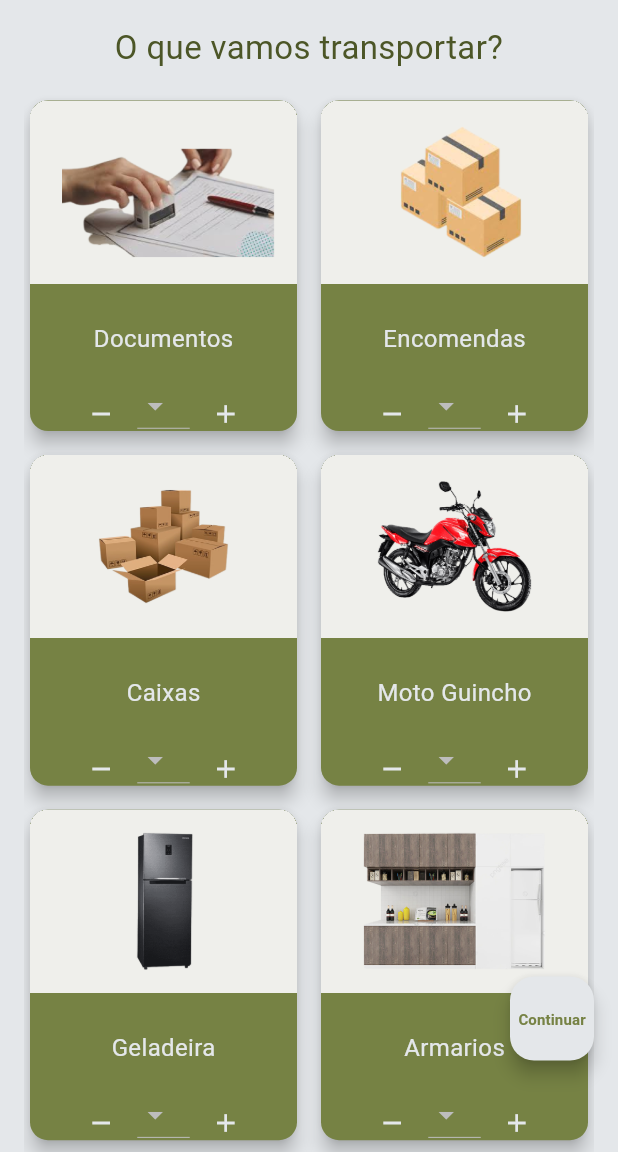
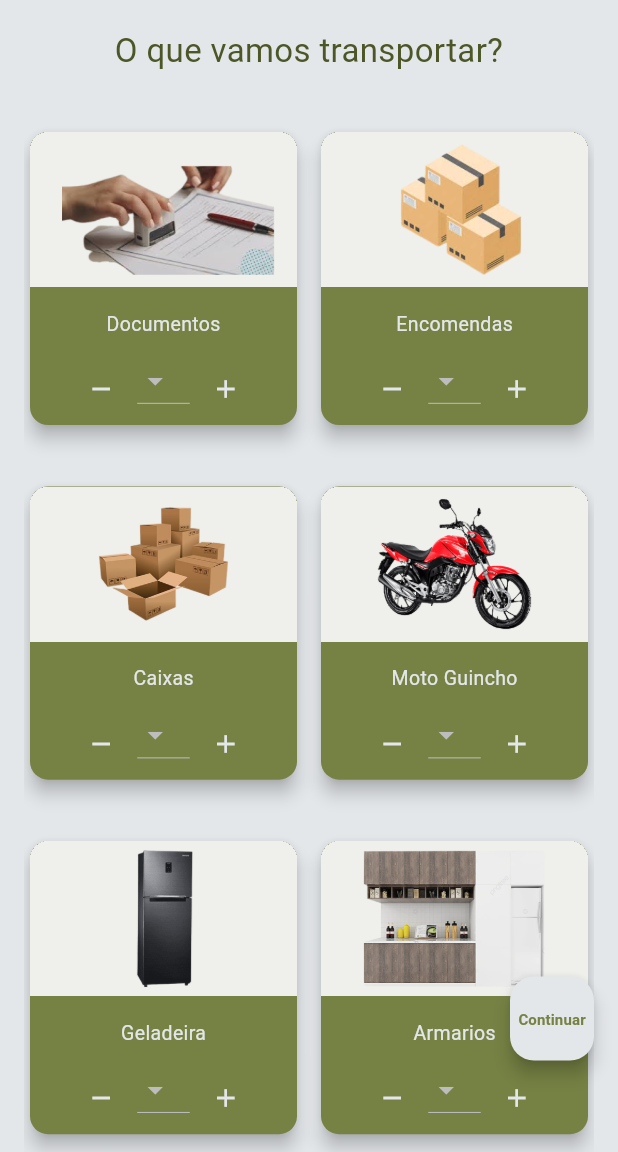
Before and after one commit to MiguelNobreFrederico/David_transportes, a Flutter app: the screen it shows after launch, on a phone screen of 412 x 824 dp, the part 84-1236 px from its top. Run offline on Flutter 3.47's test engine with Material 3 defaults, Android fonts, the light colour scheme and no system bars; missing offline and left inert: dart:html; Roboto replaces fonts that are missing (MPLUSRounded1c).

Commit message:
mudando tamanho da tela

```diff
--- a/lib/components/carga_item.dart
+++ b/lib/components/carga_item.dart
@@ -17,23 +17,26 @@ class CargaItem extends StatelessWidget {
       elevation: 5,
       child: Column(
         children: <Widget>[
-          Image(
+          Expanded(
+            child: Image(
               height: 122,
               width: double.infinity,
               image: AssetImage(imageURI),
               fit: BoxFit.cover,
             ),
+          ),
           Padding(
-            padding: const EdgeInsets.only(top: 25),
+            padding: const EdgeInsets.only(top: 15),
+            child: Expanded(
               child: Column(
                 crossAxisAlignment: CrossAxisAlignment.center,
                 children: [
                   Padding(
-                  padding: const EdgeInsets.only(bottom: 15),
+                    padding: const EdgeInsets.only(bottom: 10),
                     child: Text(
                       itemTitle,
                       style: TextStyle(
-                        fontSize: 16, color: AppColors.backGraundColor),
+                          fontSize: 13, color: AppColors.backGraundColor),
                     ),
                   ),
                   QuantitySelector(
@@ -42,6 +45,7 @@ class CargaItem extends StatelessWidget {
                 ],
               ),
             ),
+          ),
         ],
       ),
     );
--- a/lib/screens/carga_screen.dart
+++ b/lib/screens/carga_screen.dart
@@ -11,12 +11,12 @@ class CargaScreen extends StatelessWidget {
     const List items = carga;
 
     return Padding(
-      padding: const EdgeInsets.fromLTRB(16.0, 16.0, 16.0, 0.0),
+      padding: const EdgeInsets.fromLTRB(16.0, 18.0, 16.0, 0.0),
       child: CustomScrollView(
         slivers: <Widget>[
           SliverToBoxAdapter(
             child: Padding(
-              padding: const EdgeInsets.only(bottom: 16.0),
+              padding: const EdgeInsets.only(bottom: 35.0),
               child: Text(
                 "O que vamos transportar?",
                 style: TextStyle(
@@ -30,9 +30,12 @@ class CargaScreen extends StatelessWidget {
           SliverGrid(
             delegate: SliverChildBuilderDelegate(
               (context, index) {
-                return CargaItem(
-                  imageURI: items[index]['image'],
-                  itemTitle: items[index]['name'],
+                return Padding(
+                  padding: const EdgeInsets.only(bottom: 25),
+                  child: CargaItem(
+                    imageURI: items[index]['image'],
+                    itemTitle: items[index]['name'],
+                  ),
                 );
               },
               childCount: items.length,
```
Lines whose indentation alone changed are shown as unchanged.
